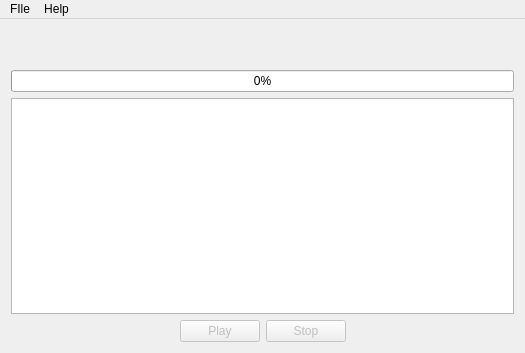
This is ui/passerine.ui in BojanV03/RS14-passerine as Qt 5 draws it before an edit. The edited form follows.
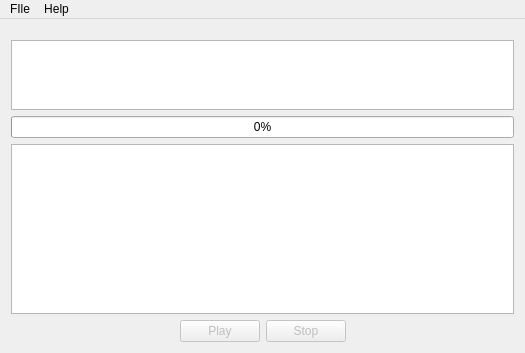
This is the edited form.

What changed in the file:
```diff
--- a/ui/passerine.ui
+++ b/ui/passerine.ui
@@ -35,11 +35,21 @@
       <property name="sizeHint" stdset="0">
        <size>
         <width>20</width>
-        <height>40</height>
+        <height>10</height>
        </size>
       </property>
      </spacer>
     </item>
+    <item>
+     <widget class="QTextEdit" name="tbLyrics">
+      <property name="maximumSize">
+       <size>
+        <width>16777215</width>
+        <height>75</height>
+       </size>
+      </property>
+     </widget>
+    </item>
     <item>
      <widget class="QProgressBar" name="songProgressBar">
       <property name="value">
```
